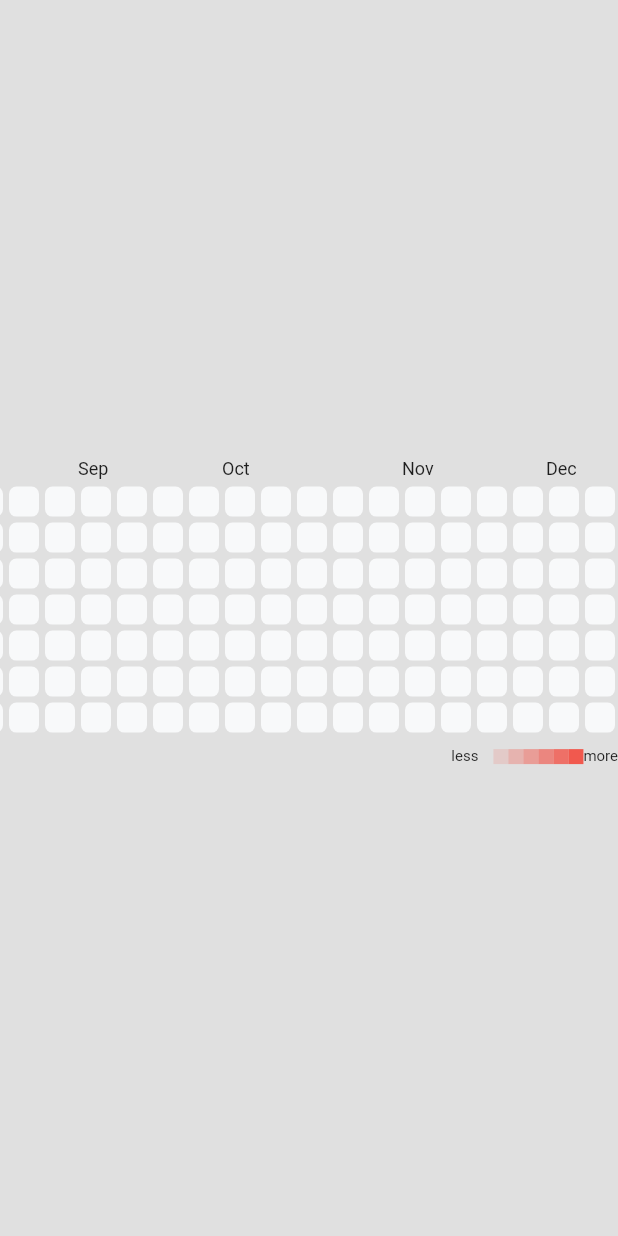
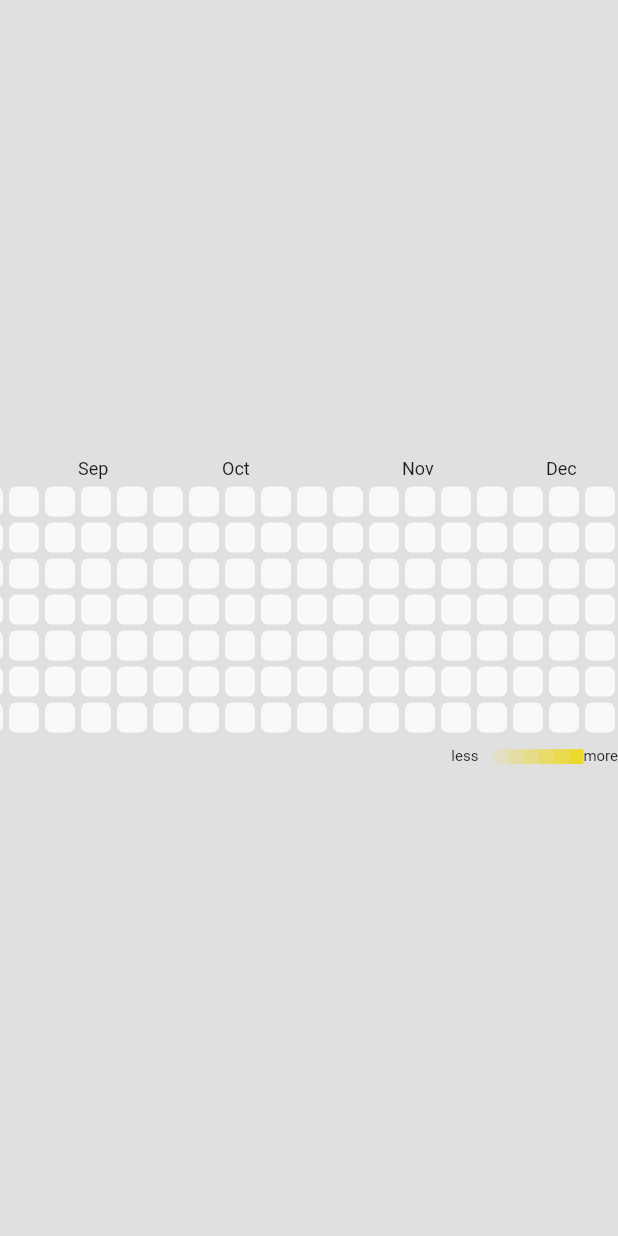
Before and after one commit to erdemgocen44/Calendar, a Flutter app: the screen it shows after launch, on a phone screen of 412 x 824 dp. Run offline on Flutter 3.47's test engine with Material 2 defaults, Android fonts, the phone set to English and light mode, and no system bars; drawn by our look-alikes of flutter_heatmap_calendar.

Commit message:
colour finir

```diff
--- a/lib/head_map_calendar.dart
+++ b/lib/head_map_calendar.dart
@@ -18,17 +18,16 @@ class MoiHeadMap extends StatelessWidget {
       showText: false,
       scrollable: true,
       colorsets: {
-        1: Colors.red,
-        3: Colors.orange,
-        5: Colors.yellow,
-        7: Colors.green,
-        9: Colors.blue,
-        11: Colors.indigo,
-        13: Colors.purple,
-      },
-      onClick: (value) {
-        ScaffoldMessenger.of(context)
-            .showSnackBar(SnackBar(content: Text(value.toString())));
+        1: Color.fromARGB(120, 238, 216, 18),
+        2: Color.fromARGB(140, 238, 216, 18),
+        3: Color.fromARGB(160, 238, 216, 18),
+        4: Color.fromARGB(180, 238, 216, 18),
+        5: Color.fromARGB(200, 238, 216, 18),
+        6: Color.fromARGB(220, 238, 216, 18),
+        7: Color.fromARGB(240, 238, 216, 18),
+        8: Color.fromARGB(260, 238, 216, 18),
+        9: Color.fromARGB(280, 238, 216, 18),
+        10: Color.fromARGB(300, 238, 216, 18),
       },
     );
   }
```
